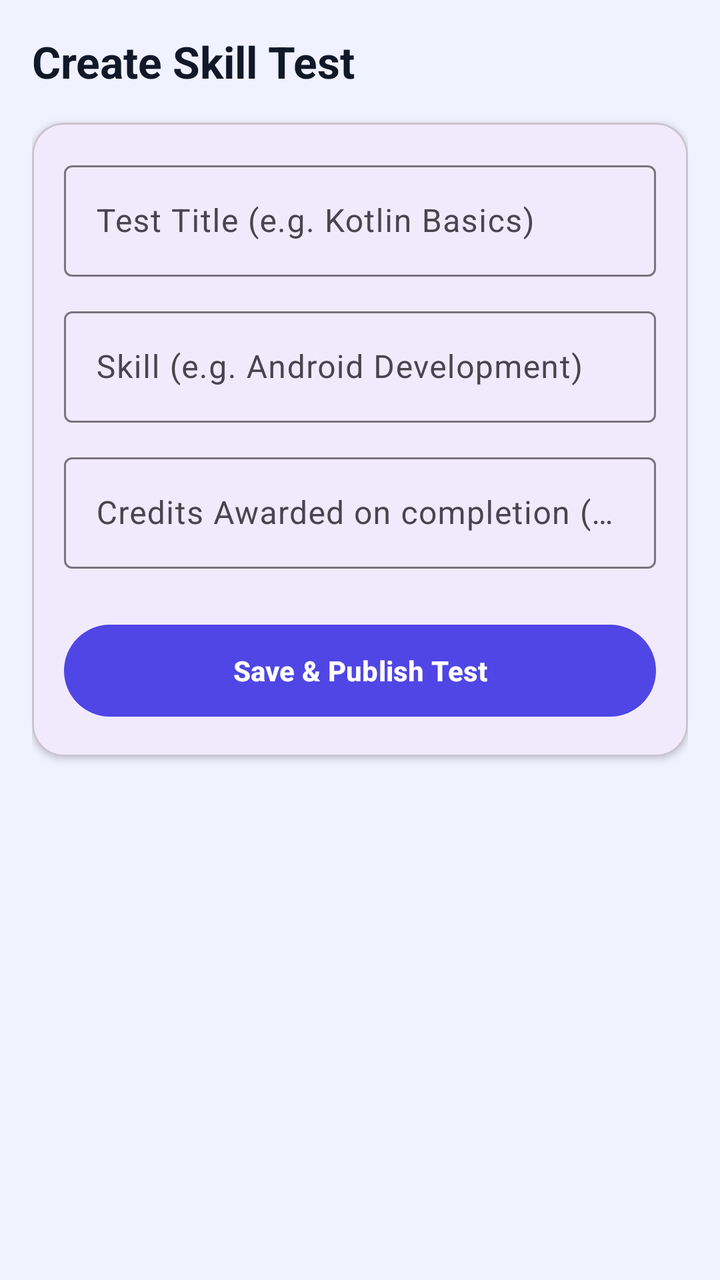
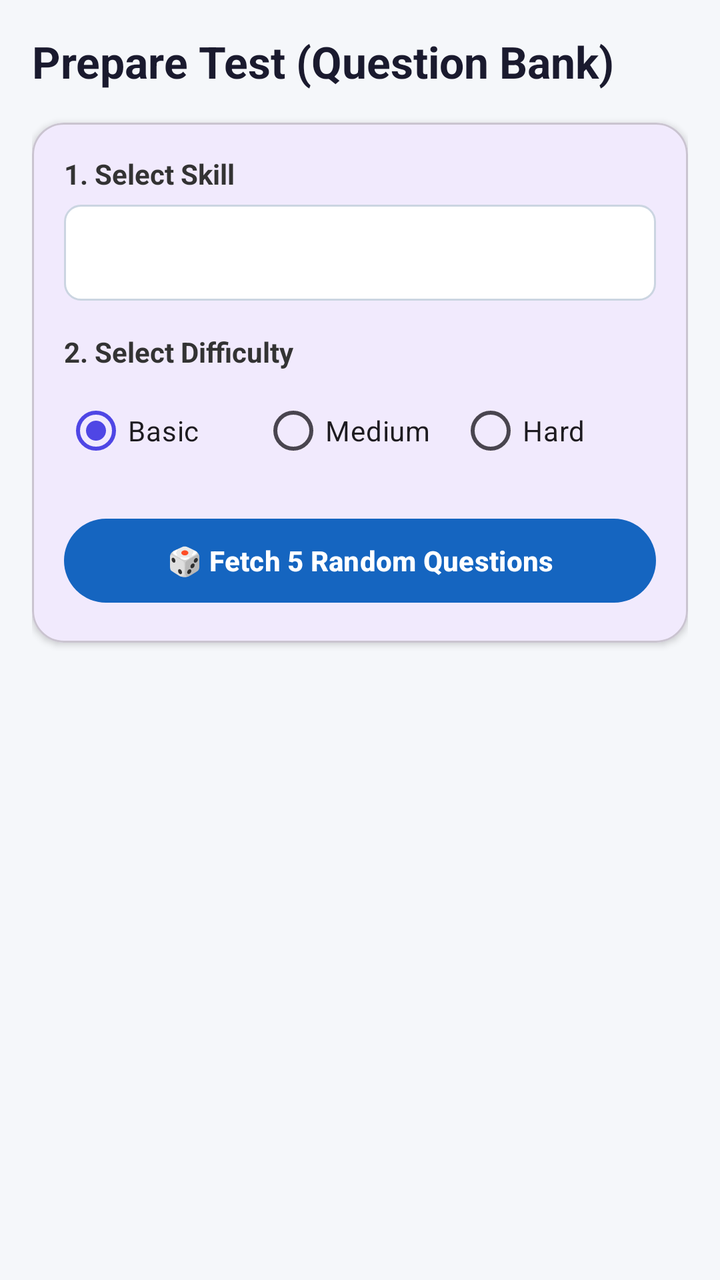

The first picture is an Android layout as it rendered before a commit; the second is the same layout after the commit. The layout source and the unified diff follow.
<!-- AndroidManifest.xml: application theme Theme.SkillSync -->
<!-- res/layout/fragment_create_test.xml -->
<?xml version="1.0" encoding="utf-8"?>
<LinearLayout xmlns:android="http://schemas.android.com/apk/res/android"
    xmlns:app="http://schemas.android.com/apk/res-auto"
    android:layout_width="match_parent"
    android:layout_height="match_parent"
    android:orientation="vertical"
    android:background="@color/background"
    android:padding="16dp">

    <TextView
        android:layout_width="wrap_content"
        android:layout_height="wrap_content"
        android:text="Create Skill Test"
        android:textColor="@color/text_primary"
        android:textSize="22sp"
        android:textStyle="bold"
        android:layout_marginBottom="16dp"/>

    <com.google.android.material.card.MaterialCardView
        android:layout_width="match_parent"
        android:layout_height="wrap_content"
        app:cardCornerRadius="16dp"
        app:cardElevation="2dp">

        <LinearLayout
            android:layout_width="match_parent"
            android:layout_height="wrap_content"
            android:orientation="vertical"
            android:padding="16dp">

            
            <com.google.android.material.textfield.TextInputLayout
                android:layout_width="match_parent"
                android:layout_height="wrap_content"
                android:hint="Test Title (e.g. Kotlin Basics)"
                android:layout_marginBottom="12dp"
                style="@style/Widget.Material3.TextInputLayout.OutlinedBox">
                <com.google.android.material.textfield.TextInputEditText
                    android:id="@+id/etTestTitle"
                    android:layout_width="match_parent"
                    android:layout_height="wrap_content"
                    android:singleLine="true"/>
            </com.google.android.material.textfield.TextInputLayout>

            
            <com.google.android.material.textfield.TextInputLayout
                android:layout_width="match_parent"
                android:layout_height="wrap_content"
                android:hint="Skill (e.g. Android Development)"
                android:layout_marginBottom="12dp"
                style="@style/Widget.Material3.TextInputLayout.OutlinedBox">
                <com.google.android.material.textfield.TextInputEditText
                    android:id="@+id/etTestSkill"
                    android:layout_width="match_parent"
                    android:layout_height="wrap_content"
                    android:singleLine="true"/>
            </com.google.android.material.textfield.TextInputLayout>

            
            <com.google.android.material.textfield.TextInputLayout
                android:layout_width="match_parent"
                android:layout_height="wrap_content"
                android:hint="Credits Awarded on completion (e.g. 50)"
                android:layout_marginBottom="24dp"
                style="@style/Widget.Material3.TextInputLayout.OutlinedBox">
                <com.google.android.material.textfield.TextInputEditText
                    android:id="@+id/etTestCredits"
                    android:layout_width="match_parent"
                    android:layout_height="wrap_content"
                    android:inputType="number"
                    android:singleLine="true"/>
            </com.google.android.material.textfield.TextInputLayout>

            
            <com.google.android.material.button.MaterialButton
                android:id="@+id/btnCreateTestSubmit"
                android:layout_width="match_parent"
                android:layout_height="54dp"
                android:text="Save &amp; Publish Test"
                android:textStyle="bold" />

        </LinearLayout>
    </com.google.android.material.card.MaterialCardView>

</LinearLayout>
<!-- resources referenced by this layout -->
<resources>
  <color name="background">#F0F2FF</color>
  <color name="text_primary">#111827</color>
  <style name="Theme.SkillSync" parent="Theme.Material3.DayNight.NoActionBar">
          
          <item name="colorPrimary">@color/primary</item>
          <item name="colorOnPrimary">@color/white</item>
          
          <item name="colorSecondary">@color/secondary</item>
          <item name="colorOnSecondary">@color/white</item>
          
          <item name="android:statusBarColor">@color/primary</item>
          <item name="android:windowBackground">@color/background</item>
      </style>
  <color name="primary">#4F46E5</color>
  <color name="white">#FFFFFFFF</color>
  <color name="secondary">#9333EA</color>
</resources>

<!-- the commit's change to res/layout/fragment_create_test.xml (unified diff, before → after) -->
@@ -1,85 +1,140 @@
 <?xml version="1.0" encoding="utf-8"?>
-<LinearLayout xmlns:android="http://schemas.android.com/apk/res/android"
+<androidx.core.widget.NestedScrollView xmlns:android="http://schemas.android.com/apk/res/android"
     xmlns:app="http://schemas.android.com/apk/res-auto"
     android:layout_width="match_parent"
     android:layout_height="match_parent"
-    android:orientation="vertical"
-    android:background="@color/background"
-    android:padding="16dp">
+    android:background="#F5F7FA"
+    android:fillViewport="true">
 
-    <TextView
-        android:layout_width="wrap_content"
-        android:layout_height="wrap_content"
-        android:text="Create Skill Test"
-        android:textColor="@color/text_primary"
-        android:textSize="22sp"
-        android:textStyle="bold"
-        android:layout_marginBottom="16dp"/>
-
-    <com.google.android.material.card.MaterialCardView
+    <LinearLayout
         android:layout_width="match_parent"
         android:layout_height="wrap_content"
-        app:cardCornerRadius="16dp"
-        app:cardElevation="2dp">
+        android:orientation="vertical"
+        android:padding="16dp">
 
+        <TextView
+            android:layout_width="wrap_content"
+            android:layout_height="wrap_content"
+            android:text="Prepare Test (Question Bank)"
+            android:textColor="#1A1A2E"
+            android:textSize="22sp"
+            android:textStyle="bold"
+            android:layout_marginBottom="16dp"/>
+
+        <com.google.android.material.card.MaterialCardView
+            android:layout_width="match_parent"
+            android:layout_height="wrap_content"
+            app:cardCornerRadius="16dp"
+            app:cardElevation="2dp"
+            android:layout_marginBottom="16dp">
+
+            <LinearLayout
+                android:layout_width="match_parent"
+                android:layout_height="wrap_content"
+                android:orientation="vertical"
+                android:padding="16dp">
+
+                <TextView
+                    android:layout_width="wrap_content"
+                    android:layout_height="wrap_content"
+                    android:text="1. Select Skill"
+                    android:textColor="#333333"
+                    android:textSize="14sp"
+                    android:textStyle="bold"
+                    android:layout_marginBottom="6dp"/>
+
+                <Spinner
+                    android:id="@+id/spinnerSkill"
+                    android:layout_width="match_parent"
+                    android:layout_height="48dp"
+                    android:background="@drawable/bg_spinner_border"
+                    android:layout_marginBottom="16dp"/>
+
+                <TextView
+                    android:layout_width="wrap_content"
+                    android:layout_height="wrap_content"
+                    android:text="2. Select Difficulty"
+                    android:textColor="#333333"
+                    android:textSize="14sp"
+                    android:textStyle="bold"
+                    android:layout_marginBottom="6dp"/>
+
+                <RadioGroup
+                    android:id="@+id/rgDifficulty"
+                    android:layout_width="match_parent"
+                    android:layout_height="wrap_content"
+                    android:orientation="horizontal"
+                    android:layout_marginBottom="16dp">
+
+                    <RadioButton
+                        android:id="@+id/rbBasic"
+                        android:layout_width="0dp"
+                        android:layout_height="wrap_content"
+                        android:layout_weight="1"
+                        android:text="Basic"
+                        android:checked="true"/>
+
+                    <RadioButton
+                        android:id="@+id/rbMedium"
+                        android:layout_width="0dp"
+                        android:layout_height="wrap_content"
+                        android:layout_weight="1"
+                        android:text="Medium"/>
+
+                    <RadioButton
+                        android:id="@+id/rbHard"
+                        android:layout_width="0dp"
+                        android:layout_height="wrap_content"
+                        android:layout_weight="1"
+                        android:text="Hard"/>
+                </RadioGroup>
+
+                <com.google.android.material.button.MaterialButton
+                    android:id="@+id/btnFetchQuestions"
+                    android:layout_width="match_parent"
+                    android:layout_height="50dp"
+                    android:text="🎲 Fetch 5 Random Questions"
+                    android:textStyle="bold"
+                    app:backgroundTint="#1565C0"/>
+
+            </LinearLayout>
+        </com.google.android.material.card.MaterialCardView>
+
+        
         <LinearLayout
+            android:id="@+id/containerQuestionsPreview"
             android:layout_width="match_parent"
             android:layout_height="wrap_content"
             android:orientation="vertical"
-            android:padding="16dp">
+            android:visibility="gone">
 
-            
-            <com.google.android.material.textfield.TextInputLayout
+            <TextView
+                android:layout_width="wrap_content"
+                android:layout_height="wrap_content"
+                android:text="Review 5 Selected Questions"
+                android:textColor="#1A1A2E"
+                android:textSize="16sp"
+                android:textStyle="bold"
+                android:layout_marginBottom="10dp"/>
+
+            <LinearLayout
+                android:id="@+id/llQuestionsList"
                 android:layout_width="match_parent"
                 android:layout_height="wrap_content"
-                android:hint="Test Title (e.g. Kotlin Basics)"
-                android:layout_marginBottom="12dp"
-                style="@style/Widget.Material3.TextInputLayout.OutlinedBox">
-                <com.google.android.material.textfield.TextInputEditText
-                    android:id="@+id/etTestTitle"
-                    android:layout_width="match_parent"
-                    android:layout_height="wrap_content"
-                    android:singleLine="true"/>
-            </com.google.android.material.textfield.TextInputLayout>
+                android:orientation="vertical"/>
 
-            
-            <com.google.android.material.textfield.TextInputLayout
-                android:layout_width="match_parent"
-                android:layout_height="wrap_content"
-                android:hint="Skill (e.g. Android Development)"
-                android:layout_marginBottom="12dp"
-                style="@style/Widget.Material3.TextInputLayout.OutlinedBox">
-                <com.google.android.material.textfield.TextInputEditText
-                    android:id="@+id/etTestSkill"
-                    android:layout_width="match_parent"
-                    android:layout_height="wrap_content"
-                    android:singleLine="true"/>
-            </com.google.android.material.textfield.TextInputLayout>
-
-            
-            <com.google.android.material.textfield.TextInputLayout
-                android:layout_width="match_parent"
-                android:layout_height="wrap_content"
-                android:hint="Credits Awarded on completion (e.g. 50)"
-                android:layout_marginBottom="24dp"
-                style="@style/Widget.Material3.TextInputLayout.OutlinedBox">
-                <com.google.android.material.textfield.TextInputEditText
-                    android:id="@+id/etTestCredits"
-                    android:layout_width="match_parent"
-                    android:layout_height="wrap_content"
-                    android:inputType="number"
-                    android:singleLine="true"/>
-            </com.google.android.material.textfield.TextInputLayout>
-
-            
             <com.google.android.material.button.MaterialButton
-                android:id="@+id/btnCreateTestSubmit"
+                android:id="@+id/btnPublishTest"
                 android:layout_width="match_parent"
                 android:layout_height="54dp"
-                android:text="Save &amp; Publish Test"
-                android:textStyle="bold" />
+                android:text="🚀 Publish Test"
+                android:textSize="16sp"
+                android:textStyle="bold"
+                app:backgroundTint="#2E7D32"
+                android:layout_marginTop="12dp"
+                android:layout_marginBottom="24dp"/>
 
         </LinearLayout>
-    </com.google.android.material.card.MaterialCardView>
 
-</LinearLayout>
+    </LinearLayout>
+</androidx.core.widget.NestedScrollView>
<!-- resource entries referenced after the edit -->
@@ -1,7 +1,21 @@
 <!-- resources referenced by this layout -->
 <resources>
+  <!-- drawable bg_spinner_border (drawable) -->
+  <?xml version="1.0" encoding="utf-8"?>
+  <shape xmlns:android="http://schemas.android.com/apk/res/android"
+      android:shape="rectangle">
+      <solid android:color="#FFFFFF" />
+      <stroke
+          android:width="1dp"
+          android:color="#CBD5E1" />
+      <corners android:radius="8dp" />
+      <padding
+          android:left="12dp"
+          android:top="8dp"
+          android:right="12dp"
+          android:bottom="8dp" />
+  </shape>
   <color name="background">#F0F2FF</color>
-  <color name="text_primary">#111827</color>
   <style name="Theme.SkillSync" parent="Theme.Material3.DayNight.NoActionBar">
           
           <item name="colorPrimary">@color/primary</item>
